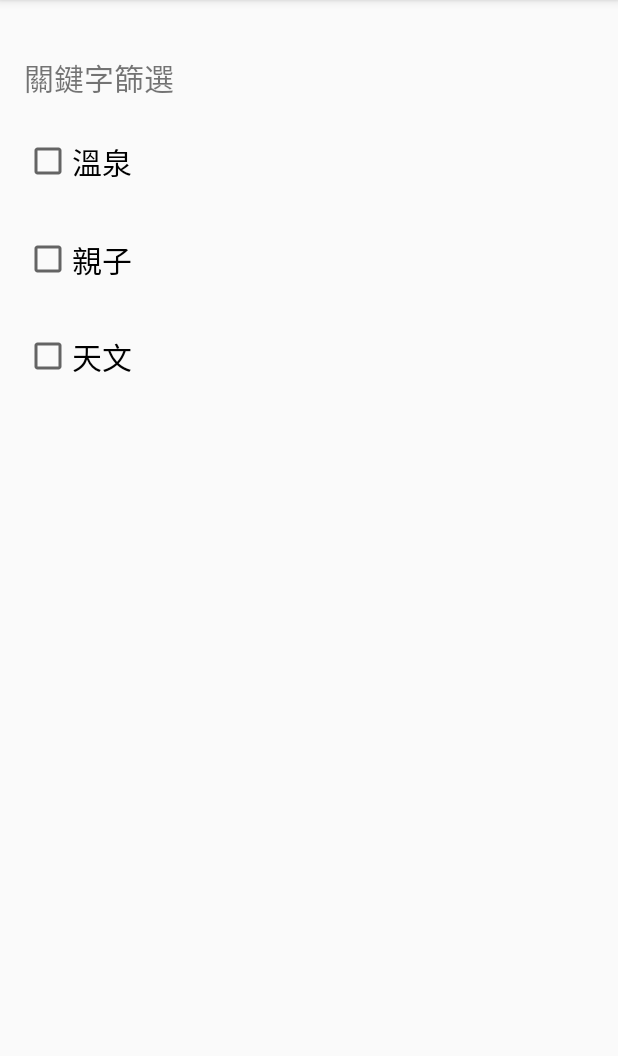
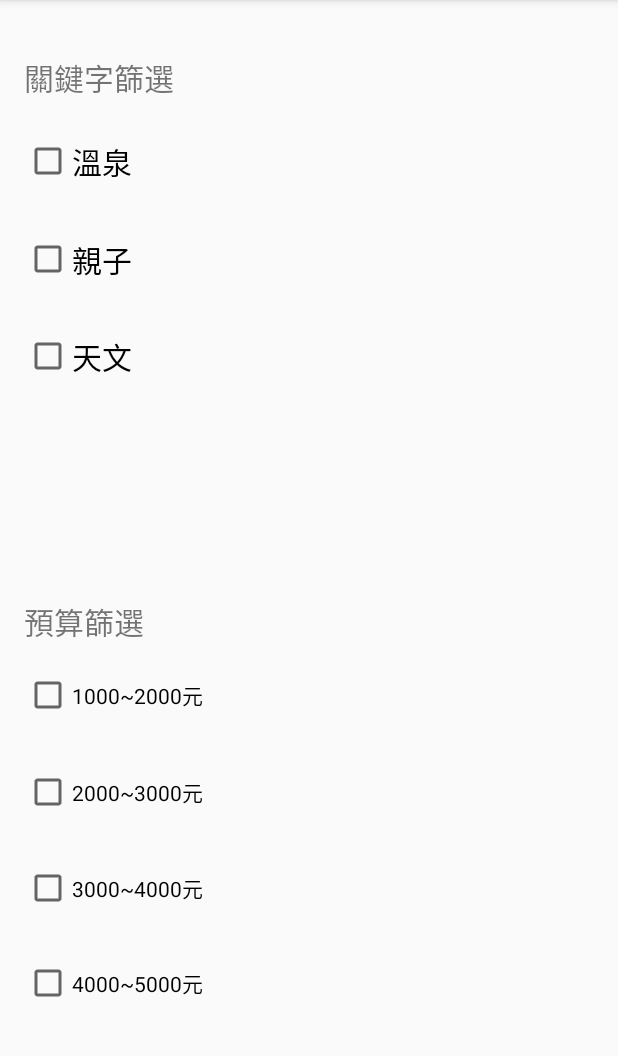
Before and after one commit to Teamdashah/team, an Android app: the hotel_list screen opened directly, with no data from a screen before it, on a phone screen of 412 x 824 dp, the part 84-1140 px from its top. Run offline under Robolectric (Android 15) with nearby library versions, the phone set to English and light mode, and no system bars.

Commit message:
check_box

```diff
--- a/app/src/main/res/layout/activity_hotel_list.xml
+++ b/app/src/main/res/layout/activity_hotel_list.xml
@@ -8,7 +8,7 @@
 
 
     <TextView
-        android:id="@+id/themes_textView"
+        android:id="@+id/themes_select"
         android:layout_width="wrap_content"
         android:layout_height="wrap_content"
         android:text="關鍵字篩選"
@@ -59,4 +59,64 @@
         app:layout_constraintTop_toTopOf="parent"
         app:layout_constraintVertical_bias="0.296" />
 
+    <TextView
+        android:id="@+id/money_select"
+        android:layout_width="wrap_content"
+        android:layout_height="wrap_content"
+        android:text="預算篩選"
+        android:textSize="20dp"
+        app:layout_constraintBottom_toBottomOf="parent"
+        app:layout_constraintEnd_toEndOf="parent"
+        app:layout_constraintHorizontal_bias="0.048"
+        app:layout_constraintStart_toStartOf="parent"
+        app:layout_constraintTop_toTopOf="parent"
+        app:layout_constraintVertical_bias="0.541" />
+
+    <CheckBox
+        android:id="@+id/onethousand_twothousand"
+        android:layout_width="125dp"
+        android:layout_height="50dp"
+        android:text="1000~2000元"
+        app:layout_constraintBottom_toBottomOf="parent"
+        app:layout_constraintEnd_toEndOf="parent"
+        app:layout_constraintHorizontal_bias="0.055"
+        app:layout_constraintStart_toStartOf="parent"
+        app:layout_constraintTop_toTopOf="parent"
+        app:layout_constraintVertical_bias="0.611" />
+
+    <CheckBox
+        android:id="@+id/twothousand_threethousand"
+        android:layout_width="125dp"
+        android:layout_height="50dp"
+        android:text="2000~3000元"
+        app:layout_constraintBottom_toBottomOf="parent"
+        app:layout_constraintEnd_toEndOf="parent"
+        app:layout_constraintHorizontal_bias="0.055"
+        app:layout_constraintStart_toStartOf="parent"
+        app:layout_constraintTop_toTopOf="parent"
+        app:layout_constraintVertical_bias="0.701" />
+
+    <CheckBox
+        android:id="@+id/threethousand_fourthousand"
+        android:layout_width="125dp"
+        android:layout_height="50dp"
+        android:text="3000~4000元"
+        app:layout_constraintBottom_toBottomOf="parent"
+        app:layout_constraintEnd_toEndOf="parent"
+        app:layout_constraintHorizontal_bias="0.055"
+        app:layout_constraintStart_toStartOf="parent"
+        app:layout_constraintTop_toTopOf="parent"
+        app:layout_constraintVertical_bias="0.79" />
+
+    <CheckBox
+        android:id="@+id/fourthousand_fivethousand"
+        android:layout_width="125dp"
+        android:layout_height="50dp"
+        android:text="4000~5000元"
+        app:layout_constraintBottom_toBottomOf="parent"
+        app:layout_constraintEnd_toEndOf="parent"
+        app:layout_constraintHorizontal_bias="0.055"
+        app:layout_constraintStart_toStartOf="parent"
+        app:layout_constraintTop_toTopOf="parent"
+        app:layout_constraintVertical_bias="0.878" />
 </androidx.constraintlayout.widget.ConstraintLayout>
```
